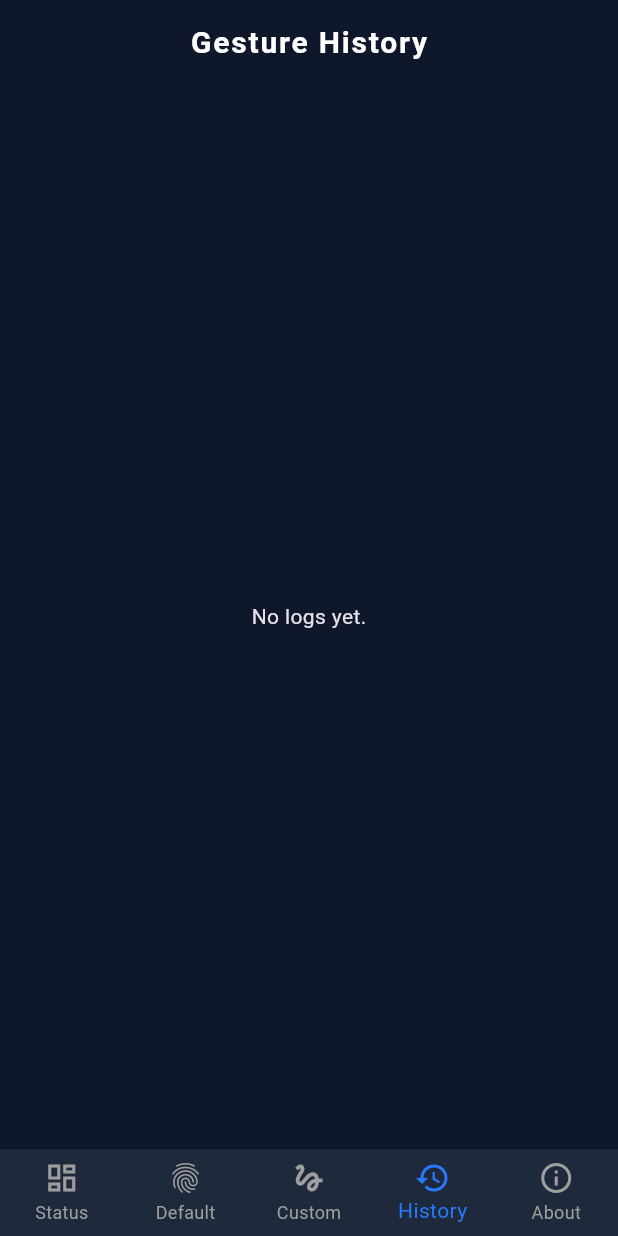
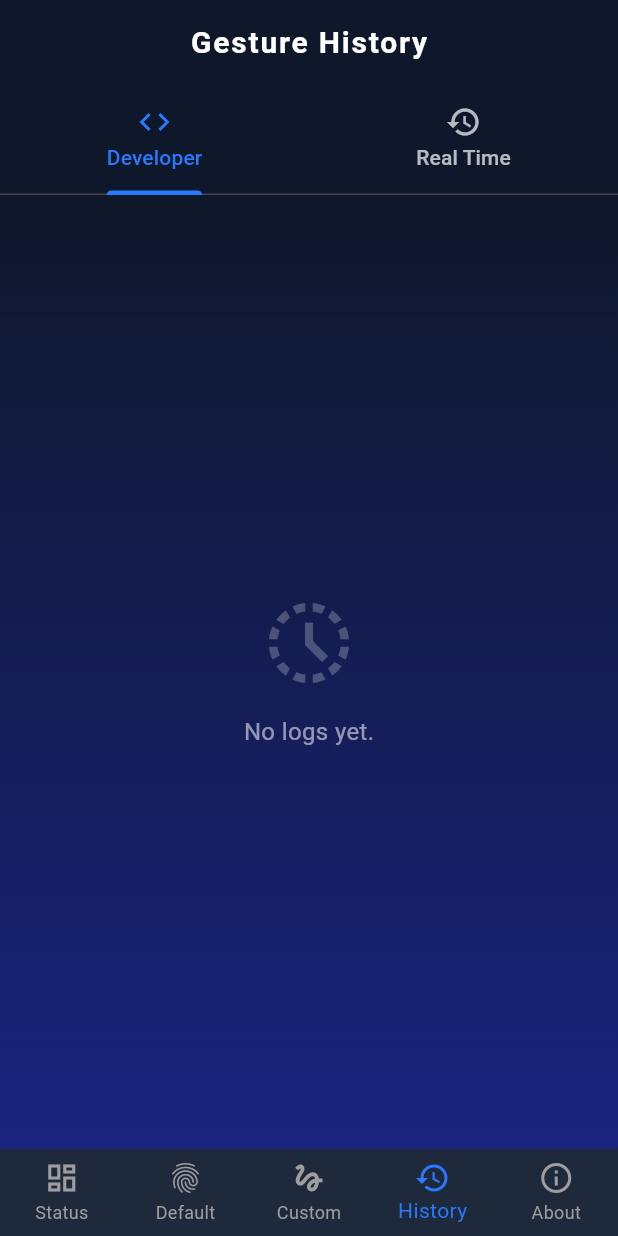
Before and after one commit to MUKIL1175/linkXcare, a Flutter app: the screen it shows after launch, item 4 of the bottom bar chosen, on a phone screen of 412 x 824 dp. Run offline on Flutter 3.47's test engine with Material 3 defaults, Android fonts, the phone set to English and light mode, and no system bars; our stand-ins replace audioplayers, firebase_core, firebase_database, flutter_local_notifications, shared_preferences, vibration; accounts and stored records are empty.

Commit message:
Implement two-tab history system, fix gesture logging, and resolve build compatibility issues

```diff
--- a/companion_app/lib/core/app_state_manager.dart
+++ b/companion_app/lib/core/app_state_manager.dart
@@ -68,6 +68,7 @@ class AppStateManager {
 
       if (currentGesture != newGesture && newGesture != "None") {
         _showNotification(title: "Live Gesture Detected", body: "Message: $newGesture");
+        logGesture(newGesture);
       }
 
       currentGesture = newGesture;
@@ -178,6 +179,18 @@ class AppStateManager {
     }
   }
 
+  Future<void> logGesture(String message) async {
+    final String path = isDeveloperMode ? 'logs/dev_history/glove_01' : 'logs/real_history/glove_01';
+    final ref = FirebaseDatabase.instance.ref(path).push();
+    final now = DateTime.now().millisecondsSinceEpoch;
+
+    await ref.set({
+      'msg': message,
+      'time': now,
+      'source': isDeveloperMode ? 'Developer Simulation' : 'Physical Glove'
+    });
+  }
+
   void dispose() {
     _gloveSubscription?.cancel();
     _heartbeatTimer?.cancel();
--- a/companion_app/lib/pages/history_page.dart
+++ b/companion_app/lib/pages/history_page.dart
@@ -5,26 +5,78 @@ import 'dart:ui' as ui;
 
 class HistoryPage extends StatelessWidget {
   const HistoryPage({super.key});
+
   @override
   Widget build(BuildContext context) {
-    final ref = FirebaseDatabase.instance.ref('logs/glove_01').orderByChild('time').limitToLast(50);
+    return DefaultTabController(
+      length: 2,
+      child: Scaffold(
+        appBar: AppBar(
+          title: const Text("Gesture History"),
+          bottom: const TabBar(
+            tabs: [
+              Tab(icon: Icon(Icons.code), text: "Developer"),
+              Tab(icon: Icon(Icons.history), text: "Real Time"),
+            ],
+            indicatorColor: Color(0xFF2979FF),
+            labelColor: Color(0xFF2979FF),
+            unselectedLabelColor: Colors.white70,
+          ),
+        ),
+        body: Container(
+          decoration: const BoxDecoration(
+            gradient: LinearGradient(
+              colors: [Color(0xFF0F172A), Color(0xFF1A237E)],
+              begin: Alignment.topCenter,
+              end: Alignment.bottomCenter,
+            ),
+          ),
+          child: const TabBarView(
+            children: [
+              HistoryList(path: 'logs/dev_history/glove_01'),
+              HistoryList(path: 'logs/real_history/glove_01'),
+            ],
+          ),
+        ),
+      ),
+    );
+  }
+}
 
-    return Scaffold(
-      appBar: AppBar(title: const Text("Gesture History")),
-      body: StreamBuilder(
+class HistoryList extends StatelessWidget {
+  final String path;
+  const HistoryList({super.key, required this.path});
+
+  @override
+  Widget build(BuildContext context) {
+    final ref = FirebaseDatabase.instance.ref(path).orderByChild('time').limitToLast(50);
+
+    return StreamBuilder(
       stream: ref.onValue,
       builder: (context, snapshot) {
-          if (!snapshot.hasData || snapshot.data!.snapshot.value == null) return const Center(child: Text("No logs yet."));
+        if (!snapshot.hasData || snapshot.data!.snapshot.value == null) {
+          return const Center(
+            child: Column(
+              mainAxisAlignment: MainAxisAlignment.center,
+              children: [
+                Icon(Icons.history_toggle_off, size: 64, color: Colors.white24),
+                SizedBox(height: 16),
+                Text("No logs yet.", style: TextStyle(color: Colors.white54, fontSize: 16)),
+              ],
+            ),
+          );
+        }
+
         final Map data = snapshot.data!.snapshot.value as Map;
         final logs = data.values.toList().whereType<Map>().toList();
-          logs.sort((a,b) {
+        logs.sort((a, b) {
           final aTime = a['time'] ?? 0;
           final bTime = b['time'] ?? 0;
-            if (aTime is int && bTime is int) return bTime.compareTo(aTime);
-            return 0;
+          return bTime.compareTo(aTime);
         });
 
         return ListView.builder(
+          padding: const EdgeInsets.symmetric(vertical: 12),
           itemCount: logs.length,
           itemBuilder: (context, index) {
             final log = logs[index];
@@ -34,6 +86,7 @@ class HistoryPage extends StatelessWidget {
             final dateStr = DateFormat('dd-MMMM-yyyy').format(date);
             final displayStr = (log['timestamp'] is String && log['time'] == null) ? log['timestamp'] : "$dateStr [$timeStr]";
             final isSos = log['msg'] == "EMERGENCY" || log['msg'] == "Emergency";
+            final source = log['source'] ?? "Unknown";
 
             return Container(
               margin: const EdgeInsets.symmetric(horizontal: 16, vertical: 8),
@@ -44,6 +97,7 @@ class HistoryPage extends StatelessWidget {
                   child: Container(
                     decoration: BoxDecoration(
                       color: isSos ? const Color(0xFFD50000).withOpacity(0.2) : Colors.white.withOpacity(0.1),
+                      borderRadius: BorderRadius.circular(16),
                       border: Border.all(color: isSos ? const Color(0xFFD50000).withOpacity(0.5) : Colors.white.withOpacity(0.2)),
                     ),
                     child: ListTile(
@@ -55,7 +109,20 @@ class HistoryPage extends StatelessWidget {
                         ),
                         child: Icon(isSos ? Icons.warning_amber_rounded : Icons.gesture, color: isSos ? const Color(0xFFD50000) : const Color(0xFF2979FF)),
                       ),
-                        title: Text(log['msg'], style: TextStyle(fontWeight: FontWeight.bold, color: isSos ? const Color(0xFFD50000) : Colors.white, fontSize: 16)),
+                      title: Row(
+                        children: [
+                          Expanded(child: Text(log['msg'], style: TextStyle(fontWeight: FontWeight.bold, color: isSos ? const Color(0xFFD50000) : Colors.white, fontSize: 16))),
+                          if (source != "Unknown")
+                            Container(
+                              padding: const EdgeInsets.symmetric(horizontal: 8, vertical: 2),
+                              decoration: BoxDecoration(
+                                color: Colors.white10,
+                                borderRadius: BorderRadius.circular(8),
+                              ),
+                              child: Text(source, style: const TextStyle(color: Colors.white54, fontSize: 10)),
+                            ),
+                        ],
+                      ),
                       subtitle: Text(displayStr, style: const TextStyle(color: Colors.white70, fontSize: 13)),
                     ),
                   ),
@@ -65,7 +132,6 @@ class HistoryPage extends StatelessWidget {
           },
         );
       },
-      ),
     );
   }
 }
```
Also changed, not shown: 2 other files. Lines whose indentation alone changed are shown as unchanged.
